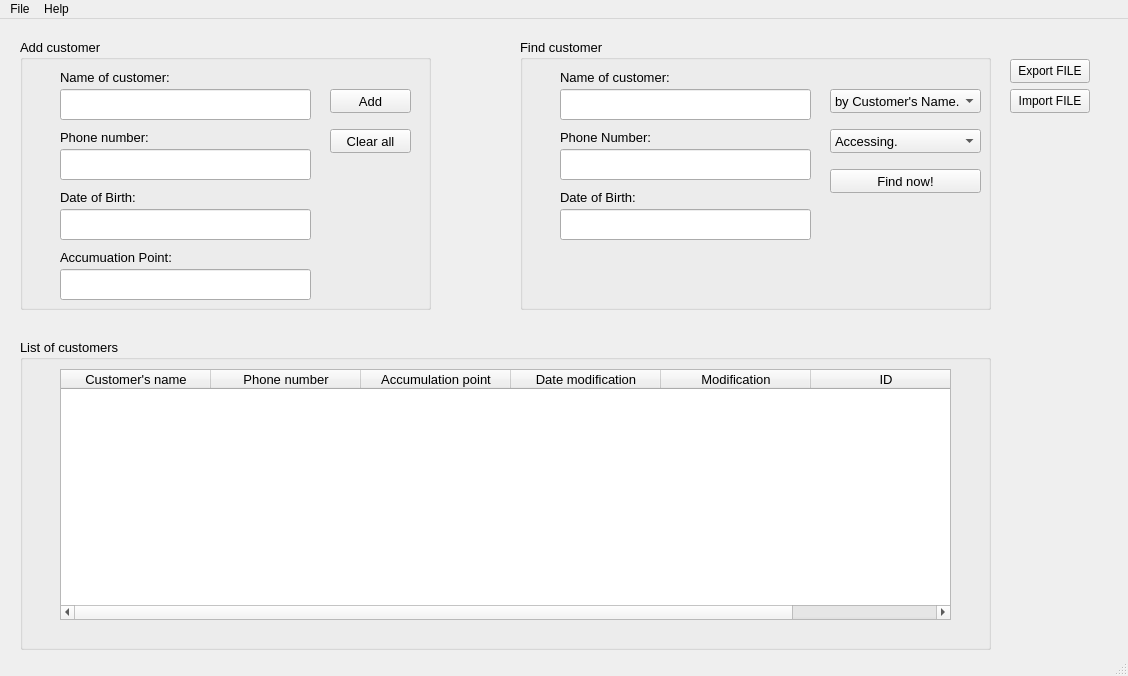
ngxx-fus/minisupermarket_management_proj, file my_customer.ui: the form before one commit.
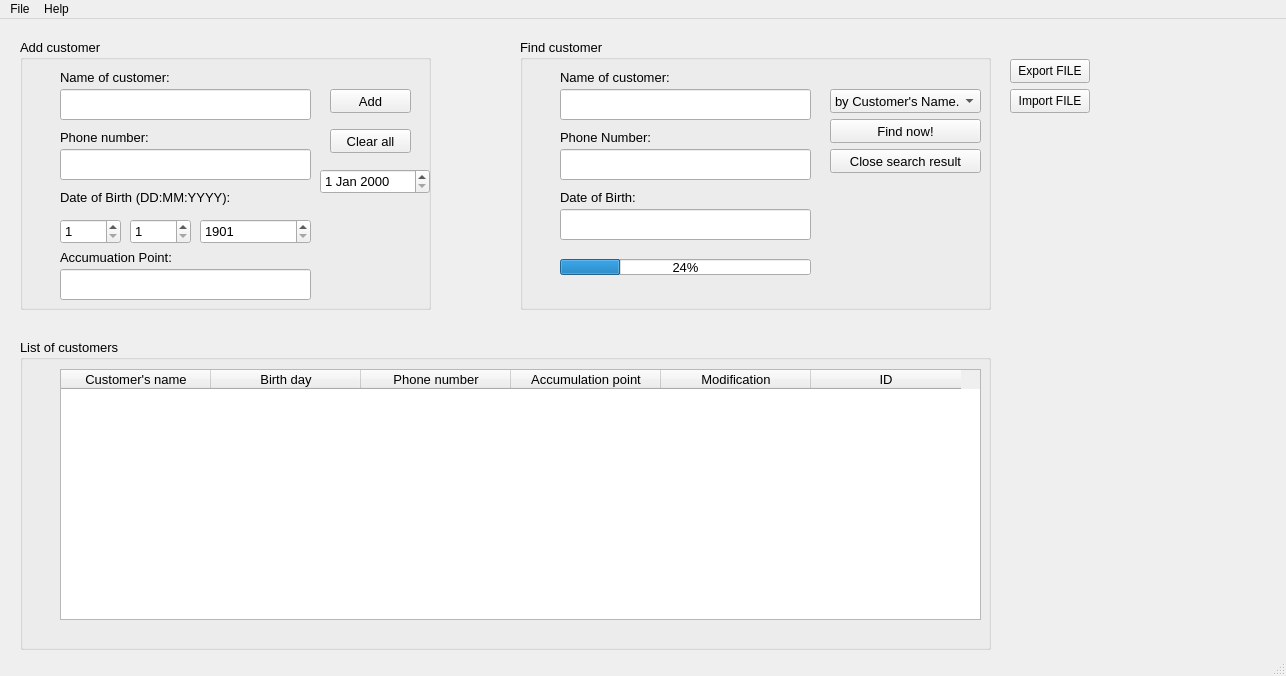
The form after the commit. Icons and pictures are not drawn.

Diff of the .ui file:
```diff
--- a/my_customer.ui
+++ b/my_customer.ui
@@ -6,7 +6,7 @@
    <rect>
     <x>0</x>
     <y>0</y>
-    <width>1128</width>
+    <width>1286</width>
     <height>676</height>
    </rect>
   </property>
@@ -128,7 +128,7 @@
       <rect>
        <x>40</x>
        <y>150</y>
-       <width>131</width>
+       <width>181</width>
        <height>16</height>
       </rect>
      </property>
@@ -144,7 +144,7 @@
       </font>
      </property>
      <property name="text">
-      <string>Date of Birth:</string>
+      <string>Date of Birth (DD:MM:YYYY):</string>
      </property>
     </widget>
     <widget class="QPushButton" name="pushButtonADD">
@@ -239,16 +239,6 @@
       </rect>
      </property>
     </widget>
-    <widget class="QLineEdit" name="lineEdit_DOB_ADD">
-     <property name="geometry">
-      <rect>
-       <x>40</x>
-       <y>170</y>
-       <width>251</width>
-       <height>31</height>
-      </rect>
-     </property>
-    </widget>
     <widget class="QLineEdit" name="lineEdit_POINT_ADD">
      <property name="geometry">
       <rect>
@@ -259,6 +249,64 @@
       </rect>
      </property>
     </widget>
+    <widget class="QDateEdit" name="dateEdit">
+     <property name="geometry">
+      <rect>
+       <x>300</x>
+       <y>130</y>
+       <width>110</width>
+       <height>25</height>
+      </rect>
+     </property>
+    </widget>
+    <widget class="QSpinBox" name="spinBox_DAY_ADD">
+     <property name="geometry">
+      <rect>
+       <x>40</x>
+       <y>180</y>
+       <width>61</width>
+       <height>25</height>
+      </rect>
+     </property>
+     <property name="minimum">
+      <number>1</number>
+     </property>
+     <property name="maximum">
+      <number>31</number>
+     </property>
+    </widget>
+    <widget class="QSpinBox" name="spinBox_MONTH_ADD">
+     <property name="geometry">
+      <rect>
+       <x>110</x>
+       <y>180</y>
+       <width>61</width>
+       <height>25</height>
+      </rect>
+     </property>
+     <property name="minimum">
+      <number>1</number>
+     </property>
+     <property name="maximum">
+      <number>12</number>
+     </property>
+    </widget>
+    <widget class="QSpinBox" name="spinBox_YEAR_ADD">
+     <property name="geometry">
+      <rect>
+       <x>180</x>
+       <y>180</y>
+       <width>111</width>
+       <height>25</height>
+      </rect>
+     </property>
+     <property name="minimum">
+      <number>1901</number>
+     </property>
+     <property name="maximum">
+      <number>2101</number>
+     </property>
+    </widget>
    </widget>
    <widget class="QGroupBox" name="groupBox_FIND_CUS">
     <property name="geometry">
@@ -350,7 +398,7 @@
      <property name="geometry">
       <rect>
        <x>310</x>
-       <y>130</y>
+       <y>80</y>
        <width>151</width>
        <height>24</height>
       </rect>
@@ -422,25 +470,39 @@
       </property>
      </item>
     </widget>
-    <widget class="QComboBox" name="comboBox_2">
+    <widget class="QProgressBar" name="progressBar_FIND">
+     <property name="geometry">
+      <rect>
+       <x>40</x>
+       <y>220</y>
+       <width>251</width>
+       <height>16</height>
+      </rect>
+     </property>
+     <property name="value">
+      <number>24</number>
+     </property>
+    </widget>
+    <widget class="QPushButton" name="pushButton_CLOSE_SEARCH_RES">
      <property name="geometry">
       <rect>
        <x>310</x>
-       <y>90</y>
+       <y>110</y>
        <width>151</width>
        <height>24</height>
       </rect>
      </property>
-     <item>
-      <property name="text">
-       <string>Accessing. </string>
-      </property>
-     </item>
-     <item>
-      <property name="text">
-       <string>Deaccessing.</string>
-      </property>
-     </item>
+     <property name="font">
+      <font>
+       <family>Arial</family>
+       <pointsize>10</pointsize>
+       <bold>false</bold>
+       <underline>false</underline>
+      </font>
+     </property>
+     <property name="text">
+      <string>Close search result</string>
+     </property>
     </widget>
    </widget>
    <widget class="QGroupBox" name="groupBox_VIEWTABLE">
@@ -474,11 +536,14 @@
      <string>List of customers</string>
     </property>
     <widget class="QTableWidget" name="tableWidget">
+     <property name="enabled">
+      <bool>true</bool>
+     </property>
      <property name="geometry">
       <rect>
        <x>40</x>
        <y>30</y>
-       <width>891</width>
+       <width>921</width>
        <height>251</height>
       </rect>
      </property>
@@ -491,6 +556,15 @@
        <kerning>false</kerning>
       </font>
      </property>
+     <property name="cursor" stdset="0">
+      <cursorShape>IBeamCursor</cursorShape>
+     </property>
+     <property name="editTriggers">
+      <set>QAbstractItemView::NoEditTriggers</set>
+     </property>
+     <property name="sortingEnabled">
+      <bool>true</bool>
+     </property>
      <attribute name="horizontalHeaderDefaultSectionSize">
       <number>150</number>
      </attribute>
@@ -499,6 +573,11 @@
        <string>Customer's name</string>
       </property>
      </column>
+     <column>
+      <property name="text">
+       <string>Birth day</string>
+      </property>
+     </column>
      <column>
       <property name="text">
        <string>Phone number</string>
@@ -509,11 +588,6 @@
        <string>Accumulation point</string>
       </property>
      </column>
-     <column>
-      <property name="text">
-       <string>Date modification</string>
-      </property>
-     </column>
      <column>
       <property name="text">
        <string>Modification</string>
@@ -537,7 +611,7 @@
     <rect>
      <x>0</x>
      <y>0</y>
-     <width>1128</width>
+     <width>1286</width>
      <height>21</height>
     </rect>
    </property>
```
Left out of the diff: 17 changed lines with no effect on the pictures.
